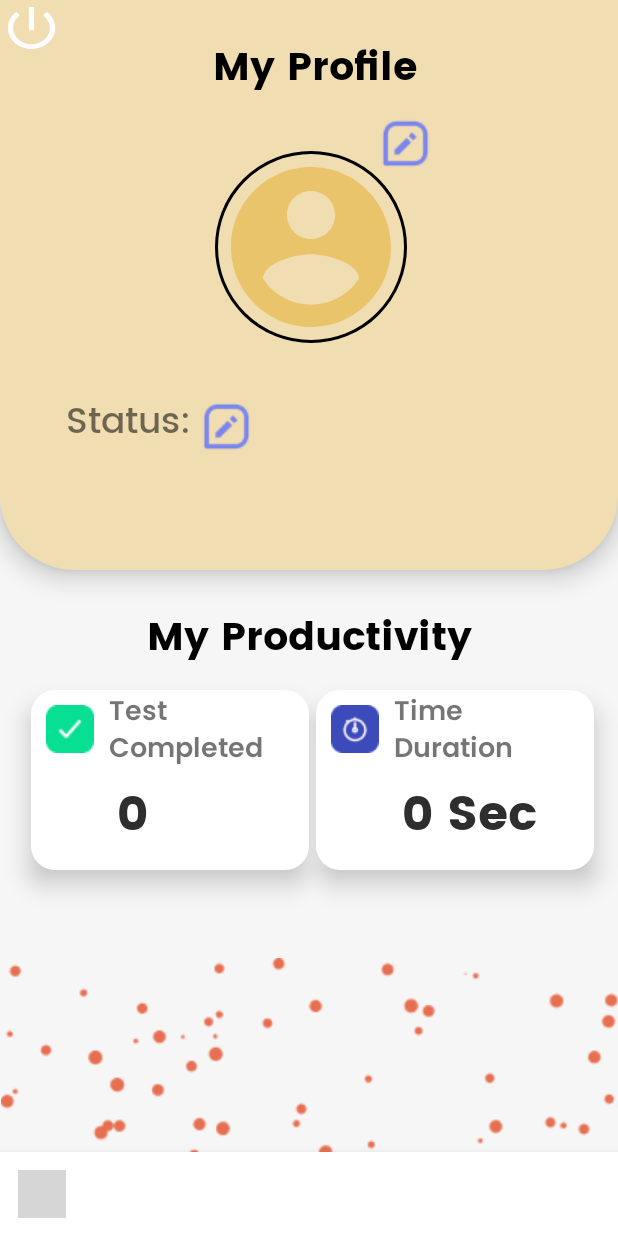
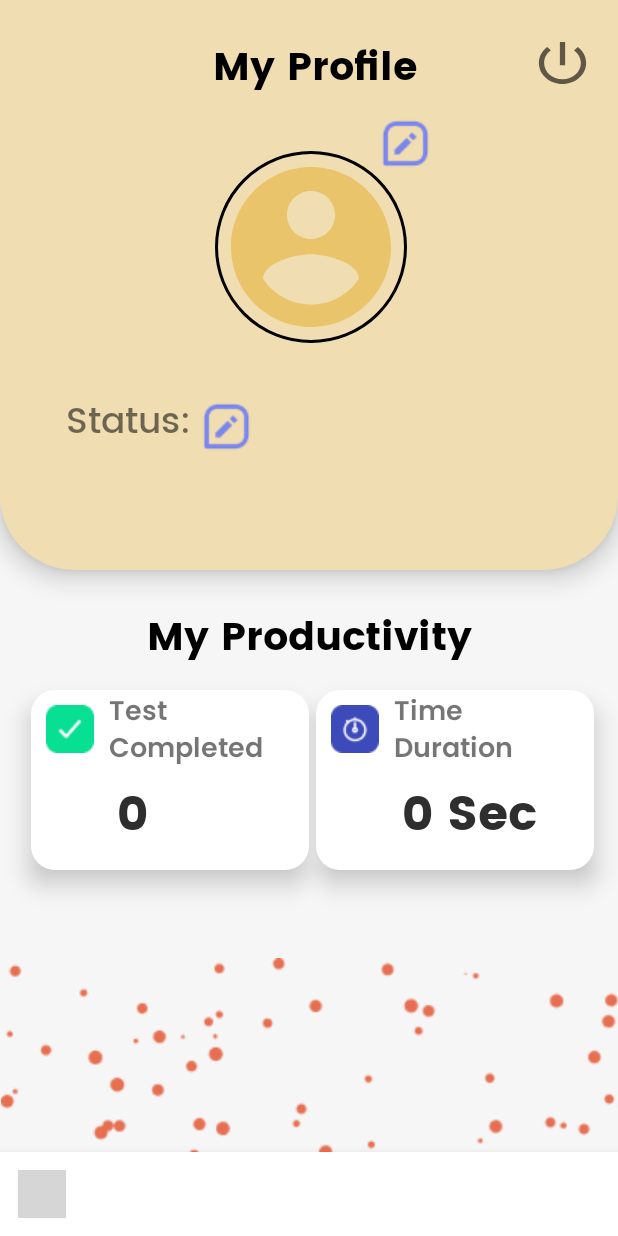
Before and after one commit to notshivamgupta/TestZap, an Android app: the fragment ProfileFragment placed in its activity, on a phone screen of 412 x 824 dp. Run offline under Robolectric (Android 15) with nearby library versions, the phone set to English and light mode, and no system bars; our stand-ins replace CircleImageView, Firebase (no records; nobody signed in at launch, a user with empty details on screens opened directly), Picasso; plain views replace BubbleNavigationLinearView, BubbleToggleView; Roboto replaces fonts that are not available here; 4 statements that could not run were skipped; grey boxes are pictures that could not be loaded.

Commit message:
;l'l'ioo;iuo

```diff
--- a/app/src/main/java/com/example/testzap/ExamPage.java
+++ b/app/src/main/java/com/example/testzap/ExamPage.java
@@ -110,9 +110,6 @@ public class ExamPage extends AppCompatActivity {
                     Vibrator v = (Vibrator) getSystemService(Context.VIBRATOR_SERVICE);
                     v.vibrate(500);
                 }
-                /* every second vibrate
-                Vibrator v = (Vibrator) getSystemService(Context.VIBRATOR_SERVICE);
-                v.vibrate(500);*/
                 counter++;
             }
 
--- /dev/null
+++ b/app/src/main/res/drawable/fghfgh.xml
@@ -0,0 +1,10 @@
+<vector xmlns:android="http://schemas.android.com/apk/res/android"
+    android:width="24dp"
+    android:height="24dp"
+    android:viewportWidth="24"
+    android:viewportHeight="24"
+    android:tint="?attr/colorControlNormal">
+  <path
+      android:fillColor="@android:color/white"
+      android:pathData="M13,3h-2v10h2L13,3zM17.83,5.17l-1.42,1.42C17.99,7.86 19,9.81 19,12c0,3.87 -3.13,7 -7,7s-7,-3.13 -7,-7c0,-2.19 1.01,-4.14 2.58,-5.42L6.17,5.17C4.23,6.82 3,9.26 3,12c0,4.97 4.03,9 9,9s9,-4.03 9,-9c0,-2.74 -1.23,-5.18 -3.17,-6.83z"/>
+</vector>
--- a/app/src/main/res/layout/activity_exam_page.xml
+++ b/app/src/main/res/layout/activity_exam_page.xml
@@ -1,4 +1,3 @@
-<?xml version="1.0" encoding="utf-8"?>
 <androidx.constraintlayout.widget.ConstraintLayout xmlns:android="http://schemas.android.com/apk/res/android"
     xmlns:app="http://schemas.android.com/apk/res-auto"
     xmlns:tools="http://schemas.android.com/tools"
@@ -81,7 +80,6 @@
             app:layout_constraintStart_toStartOf="parent" />
 
         <ImageView
-            android:id="@+id/imageView3"
             android:layout_width="wrap_content"
             android:layout_height="wrap_content"
             android:layout_marginBottom="20dp"
--- a/app/src/main/res/layout/fragment_profile.xml
+++ b/app/src/main/res/layout/fragment_profile.xml
@@ -48,13 +48,17 @@
 
 
         <Button
-            android:id="@+id/logoutbutton"
+            android:id="@+id/logout23button"
             android:layout_width="42dp"
             android:layout_height="37dp"
-            android:background="@drawable/ic_baseline_power_settings_new_24"
-            tools:ignore="MissingConstraints"
-            tools:layout_editor_absoluteX="343dp"
-            tools:layout_editor_absoluteY="24dp" />
+            android:background="@drawable/fghfgh"
+            app:layout_constraintBottom_toBottomOf="parent"
+            app:layout_constraintEnd_toEndOf="parent"
+            app:layout_constraintHorizontal_bias="0.956"
+            app:layout_constraintStart_toStartOf="parent"
+            app:layout_constraintTop_toTopOf="parent"
+            app:layout_constraintVertical_bias="0.069"
+            tools:ignore="MissingConstraints" />
 
         <TextView
             android:id="@+id/user_name"
```
Also changed, not shown: app/src/main/AndroidManifest.xml (+7 -16 lines), app/src/main/java/com/example/testzap/MainActivity.java (deleted, +0 -41 lines), app/src/main/java/com/example/testzap/ProfileFragment.java (+31 -0 lines), app/src/main/res/layout/activity_main.xml (deleted, +0 -20 lines), app/src/main/res/layout/activity_profile.xml (deleted, +0 -10 lines), app/src/main/java/com/example/testzap/Get_started.java (indentation only), app/src/main/java/com/example/testzap/HomeActivity.java (indentation only).
